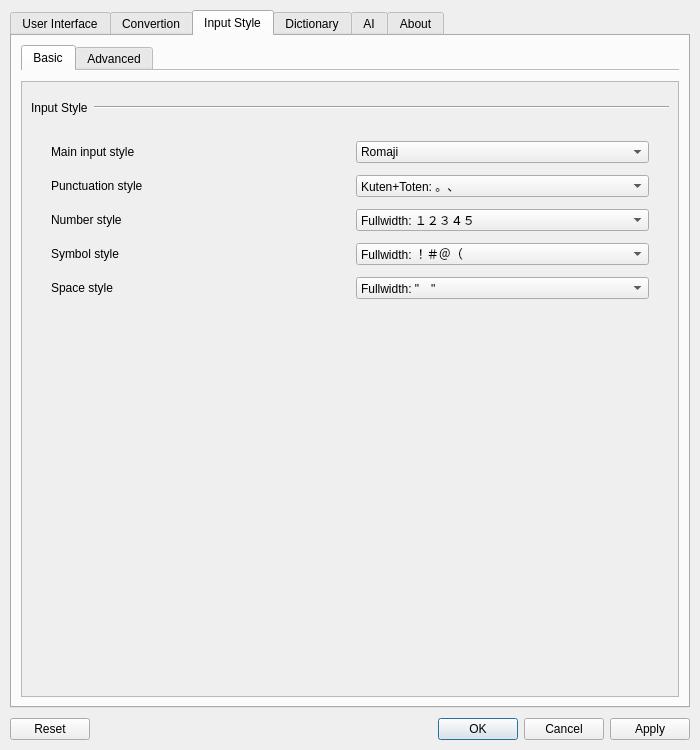
presire/hazkey-community, file hazkey-settings/mainwindow.ui: the form before one commit.
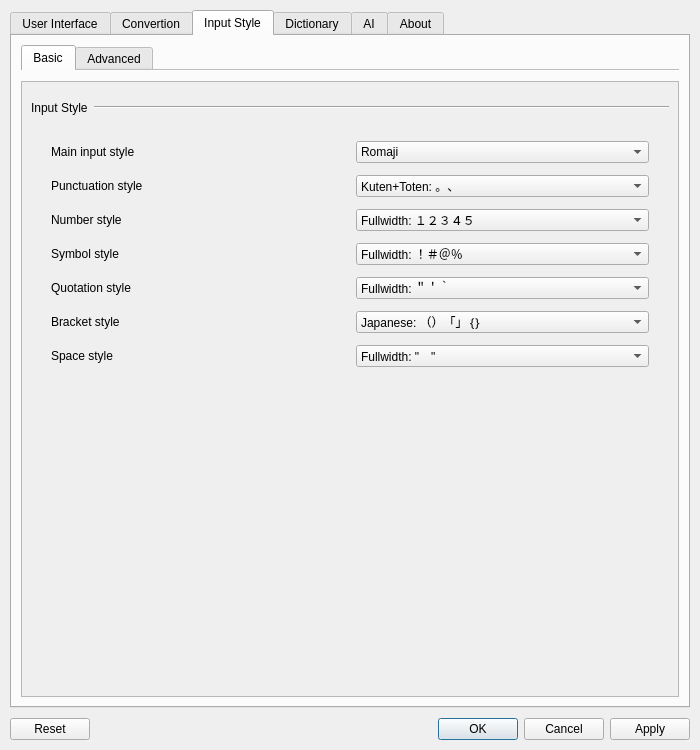
The form after the commit. The open tabs and pages were chosen to show the change. Icons and pictures are not drawn.

Commit message: feat: add quotation and bracket style selectors to the Basic input style tab

```diff
--- a/hazkey-settings/mainwindow.ui
+++ b/hazkey-settings/mainwindow.ui
@@ -1061,6 +1061,58 @@
                   </widget>
                  </item>
                  <item row="4" column="0">
+                   <widget class="QLabel" name="quotationStyleLabel">
+                    <property name="text">
+                     <string>Quotation style</string>
+                    </property>
+                   </widget>
+                  </item>
+                  <item row="4" column="1">
+                   <widget class="QComboBox" name="quotationStyle">
+                    <item>
+                     <property name="text">
+                      <string>Fullwidth: ＂＇｀</string>
+                     </property>
+                    </item>
+                    <item>
+                     <property name="text">
+                      <string>Typographic: “”‘’ (fixed)</string>
+                     </property>
+                    </item>
+                    <item>
+                     <property name="text">
+                      <string>Halfwidth: &quot;'`</string>
+                     </property>
+                    </item>
+                   </widget>
+                  </item>
+                  <item row="5" column="0">
+                   <widget class="QLabel" name="bracketStyleLabel">
+                    <property name="text">
+                     <string>Bracket style</string>
+                    </property>
+                   </widget>
+                  </item>
+                  <item row="5" column="1">
+                   <widget class="QComboBox" name="bracketStyle">
+                    <item>
+                     <property name="text">
+                      <string>Japanese: （）「」｛｝</string>
+                     </property>
+                    </item>
+                    <item>
+                     <property name="text">
+                      <string>Fullwidth: （）［］｛｝</string>
+                     </property>
+                    </item>
+                    <item>
+                     <property name="text">
+                      <string>Halfwidth: ()[]{}</string>
+                     </property>
+                    </item>
+                   </widget>
+                  </item>
+                  <item row="6" column="0">
                   <widget class="QLabel" name="spaceStyle">
                    <property name="text">
                     <string>Space style</string>
@@ -1081,7 +1133,7 @@
                    </item>
                   </widget>
                  </item>
-                 <item row="4" column="1">
+                  <item row="6" column="1">
                   <widget class="QComboBox" name="spaceStyleLabel">
                    <item>
                     <property name="text">
@@ -1099,7 +1151,7 @@
                   <widget class="QComboBox" name="commonSymbolStyle">
                    <item>
                     <property name="text">
-                     <string>Fullwidth: ！＃＠（</string>
+                     <string>Fullwidth: ！＃＠％</string>
                     </property>
                    </item>
                    <item>
```
Left out of the diff: 2 changed lines with no effect on the pictures. Lines whose indentation alone changed are shown as unchanged. The commit also changes 11 other files.
